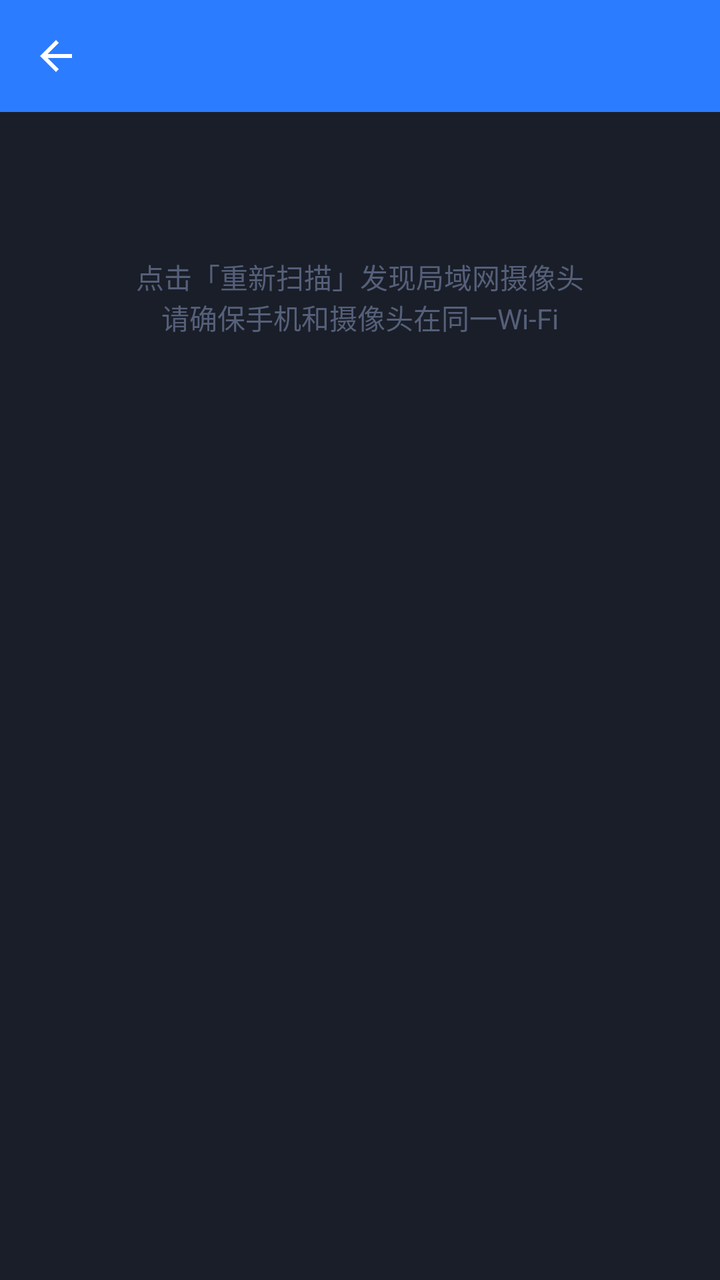
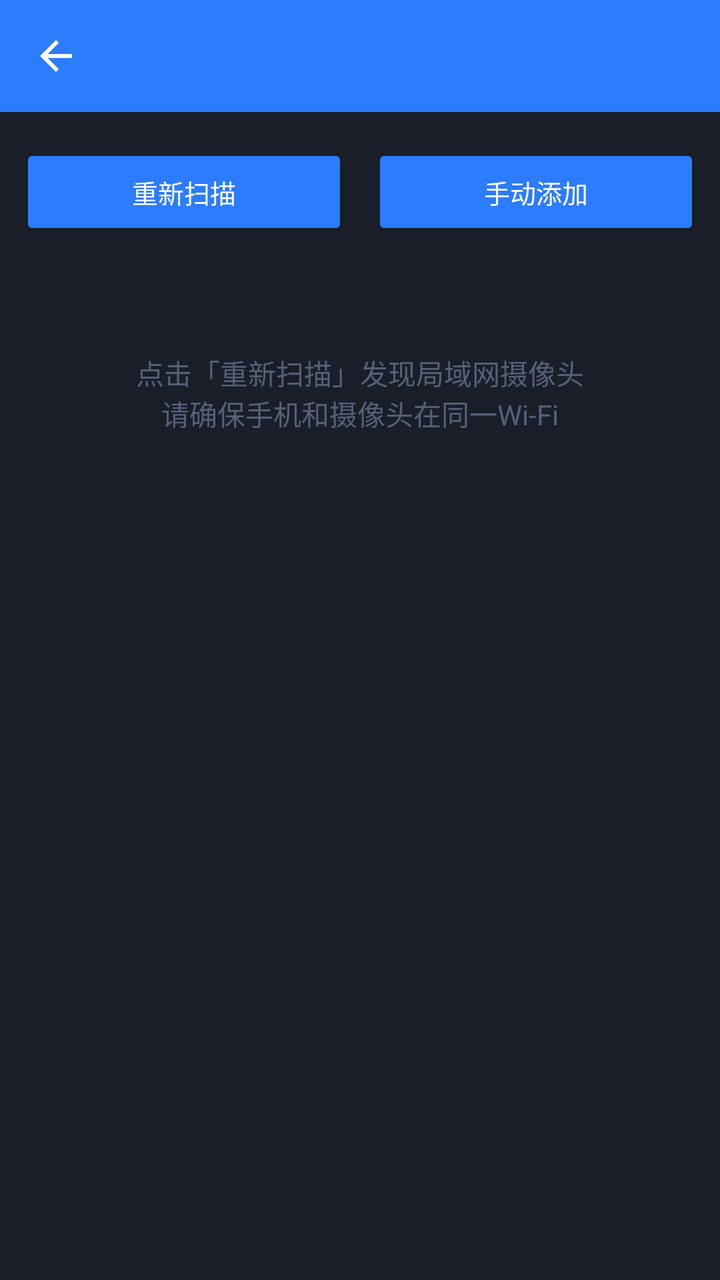

The first picture is an Android layout as it rendered before a commit; the second is the same layout after the commit. The layout source and the unified diff follow.
<!-- AndroidManifest.xml: application theme Theme.CameraManager -->
<!-- res/layout/activity_device_scan.xml -->
<?xml version="1.0" encoding="utf-8"?>
<LinearLayout xmlns:android="http://schemas.android.com/apk/res/android"
    xmlns:app="http://schemas.android.com/apk/res-auto"
    android:layout_width="match_parent" android:layout_height="match_parent"
    android:orientation="vertical" android:background="@color/bg_dark">

    <com.google.android.material.appbar.MaterialToolbar android:id="@+id/toolbar"
        android:layout_width="match_parent" android:layout_height="?attr/actionBarSize"
        android:background="@color/brand_primary" app:titleTextColor="@color/white"
        app:navigationIcon="@drawable/ic_back_white"/>

    <ProgressBar android:id="@+id/progress"
        style="?android:attr/progressBarStyleHorizontal"
        android:layout_width="match_parent" android:layout_height="5dp"
        android:max="100" android:progress="0"
        android:indeterminate="false" android:visibility="gone"/>

    <LinearLayout android:layout_width="match_parent" android:layout_height="wrap_content"
        android:orientation="horizontal" android:padding="10dp" android:gravity="center_vertical">
        <com.google.android.material.button.MaterialButton
            android:id="@+id/btnRescan"
            style="@style/ActionButton"
            android:text="重新扫描"
            android:layout_width="0dp" android:layout_weight="1"
            android:layout_marginEnd="6dp"/>
        <com.google.android.material.button.MaterialButton
            android:id="@+id/btnAddManual"
            style="@style/ActionButton"
            android:text="手动添加"
            android:layout_width="0dp" android:layout_weight="1"
            android:layout_marginStart="6dp"/>
    </LinearLayout>

    <TextView android:id="@+id/emptyHint"
        android:layout_width="match_parent" android:layout_height="wrap_content"
        android:gravity="center"
        android:padding="40dp"
        android:textColor="@color/text_secondary"
        android:textSize="14sp"
        android:text="点击「重新扫描」发现局域网摄像头\n请确保手机和摄像头在同一Wi-Fi"/>

    <androidx.recyclerview.widget.RecyclerView android:id="@+id/recycler"
        android:layout_width="match_parent" android:layout_height="match_parent"
        android:padding="6dp"
        android:visibility="gone"/>
</LinearLayout>
<!-- resources referenced by this layout -->
<resources>
  <color name="bg_dark">#1A1E28</color>
  <color name="brand_primary">#2B7CFF</color>
  <color name="text_secondary">#55607A</color>
  <color name="white">#FFFFFF</color>
  <!-- drawable ic_back_white (drawable) -->
  <vector xmlns:android="http://schemas.android.com/apk/res/android"
      android:width="24dp" android:height="24dp"
      android:viewportWidth="24" android:viewportHeight="24"
      android:tint="#FFFFFF">
      <path android:fillColor="#FFFFFFFF"
          android:pathData="M20,11H7.83l5.59,-5.59L12,4l-8,8 8,8 1.41,-1.41L7.83,13H20v-2z"/>
  </vector>
  <style name="ActionButton" parent="Widget.MaterialComponents.Button">
          <item name="android:layout_marginTop">6dp</item>
          <item name="android:layout_marginBottom">6dp</item>
          <item name="cornerRadius">20dp</item>
          <item name="backgroundTint">@color/brand_primary</item>
          <item name="android:textColor">@color/white</item>
          <item name="android:textSize">13sp</item>
      </style>
  <style name="Theme.CameraManager" parent="Theme.MaterialComponents.Light.NoActionBar">
          <item name="colorPrimary">@color/brand_primary</item>
          <item name="colorPrimaryVariant">@color/brand_primary_dark</item>
          <item name="colorOnPrimary">@color/white</item>
          <item name="colorSecondary">@color/brand_accent</item>
          <item name="colorOnSecondary">@color/white</item>
          <item name="colorSurface">@color/bg_card</item>
          <item name="colorOnSurface">@color/text_primary</item>
          <item name="colorError">@color/error_red</item>
          <item name="android:colorBackground">@color/bg_page</item>
          <item name="android:windowBackground">@color/bg_page</item>
          <item name="android:statusBarColor" tools:targetApi="l">@color/brand_primary</item>
          <item name="android:windowLightStatusBar" tools:targetApi="23">false</item>
          <item name="android:navigationBarColor" tools:targetApi="21">@color/white</item>
          <item name="android:windowLightNavigationBar" tools:targetApi="27">true</item>
          <item name="materialAlertDialogTheme">@style/AlertDialogLight</item>
      </style>
  <color name="brand_primary_dark">#1E64D6</color>
  <color name="brand_accent">#12C2A0</color>
  <color name="bg_card">#FFFFFF</color>
  <color name="text_primary">#131A2A</color>
  <color name="error_red">#F5555B</color>
  <color name="bg_page">#F4F6FB</color>
  <style name="AlertDialogLight" parent="ThemeOverlay.MaterialComponents.MaterialAlertDialog">
          <item name="android:background">@color/bg_card</item>
          <item name="android:textColorPrimary">@color/text_primary</item>
          <item name="colorSurface">@color/bg_card</item>
      </style>
</resources>

<!-- the commit's change to res/layout/activity_device_scan.xml (unified diff, before → after) -->
@@ -4,31 +4,41 @@
     android:layout_width="match_parent" android:layout_height="match_parent"
     android:orientation="vertical" android:background="@color/bg_dark">
 
-    <com.google.android.material.appbar.MaterialToolbar android:id="@+id/toolbar"
+    <androidx.appcompat.widget.Toolbar android:id="@+id/toolbar"
         android:layout_width="match_parent" android:layout_height="?attr/actionBarSize"
-        android:background="@color/brand_primary" app:titleTextColor="@color/white"
+        android:background="@color/brand_primary"
+        android:elevation="0dp"
+        app:titleTextColor="@color/white"
         app:navigationIcon="@drawable/ic_back_white"/>
 
     <ProgressBar android:id="@+id/progress"
-        style="?android:attr/progressBarStyleHorizontal"
+        style="@android:style/Widget.ProgressBar.Horizontal"
         android:layout_width="match_parent" android:layout_height="5dp"
         android:max="100" android:progress="0"
         android:indeterminate="false" android:visibility="gone"/>
 
     <LinearLayout android:layout_width="match_parent" android:layout_height="wrap_content"
         android:orientation="horizontal" android:padding="10dp" android:gravity="center_vertical">
-        <com.google.android.material.button.MaterialButton
+
+        <android.widget.Button
             android:id="@+id/btnRescan"
-            style="@style/ActionButton"
-            android:text="重新扫描"
-            android:layout_width="0dp" android:layout_weight="1"
-            android:layout_marginEnd="6dp"/>
-        <com.google.android.material.button.MaterialButton
+            android:layout_width="0dp" android:layout_height="wrap_content"
+            android:layout_weight="1" android:layout_marginEnd="6dp"
+            android:layout_marginTop="6dp" android:layout_marginBottom="6dp"
+            android:backgroundTint="@color/brand_primary"
+            android:textColor="@color/white"
+            android:textSize="13sp"
+            android:text="重新扫描"/>
+
+        <android.widget.Button
             android:id="@+id/btnAddManual"
-            style="@style/ActionButton"
-            android:text="手动添加"
-            android:layout_width="0dp" android:layout_weight="1"
-            android:layout_marginStart="6dp"/>
+            android:layout_width="0dp" android:layout_height="wrap_content"
+            android:layout_weight="1" android:layout_marginStart="6dp"
+            android:layout_marginTop="6dp" android:layout_marginBottom="6dp"
+            android:backgroundTint="@color/brand_primary"
+            android:textColor="@color/white"
+            android:textSize="13sp"
+            android:text="手动添加"/>
     </LinearLayout>
 
     <TextView android:id="@+id/emptyHint"
<!-- resource entries referenced after the edit -->
@@ -12,14 +12,6 @@
       <path android:fillColor="#FFFFFFFF"
           android:pathData="M20,11H7.83l5.59,-5.59L12,4l-8,8 8,8 1.41,-1.41L7.83,13H20v-2z"/>
   </vector>
-  <style name="ActionButton" parent="Widget.MaterialComponents.Button">
-          <item name="android:layout_marginTop">6dp</item>
-          <item name="android:layout_marginBottom">6dp</item>
-          <item name="cornerRadius">20dp</item>
-          <item name="backgroundTint">@color/brand_primary</item>
-          <item name="android:textColor">@color/white</item>
-          <item name="android:textSize">13sp</item>
-      </style>
   <style name="Theme.CameraManager" parent="Theme.MaterialComponents.Light.NoActionBar">
           <item name="colorPrimary">@color/brand_primary</item>
           <item name="colorPrimaryVariant">@color/brand_primary_dark</item>
